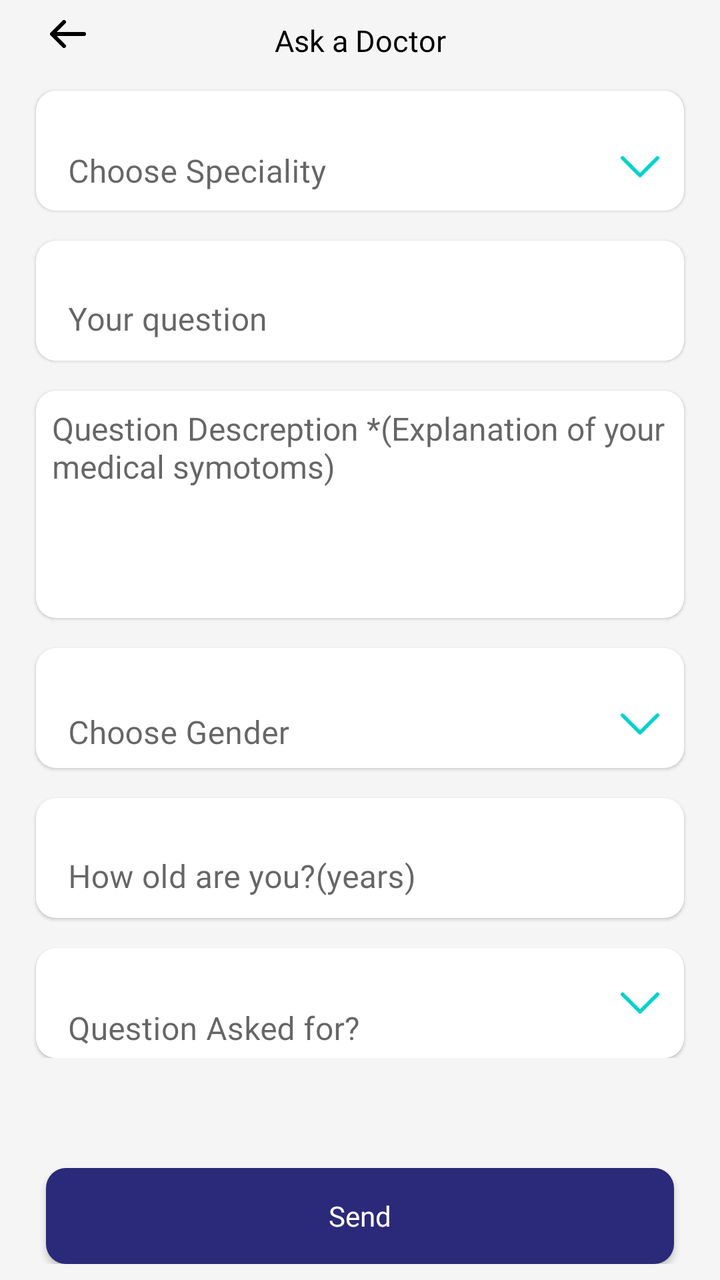
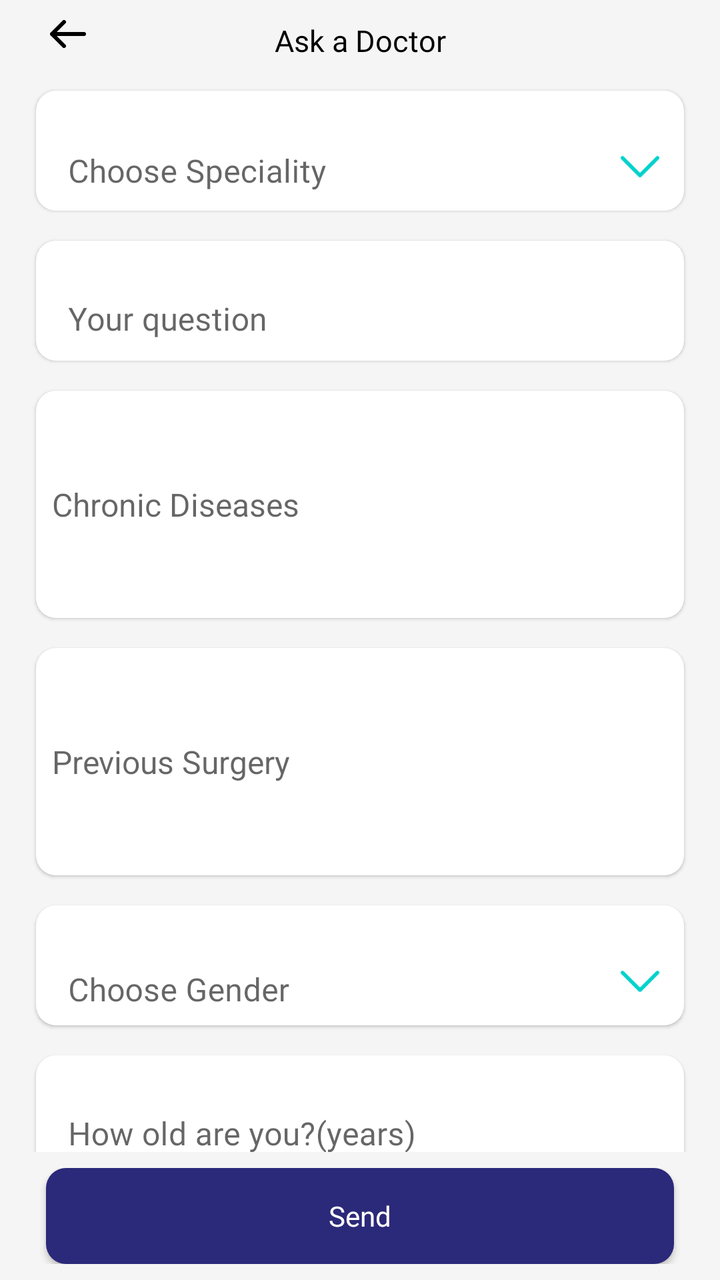

The first picture is an Android layout as it rendered before a commit; the second is the same layout after the commit. The layout source and the unified diff follow.
<!-- AndroidManifest.xml: application theme Theme.NewDesign -->
<!-- res/layout/ask_doctor_fragment.xml -->
<?xml version="1.0" encoding="utf-8"?>
<androidx.constraintlayout.widget.ConstraintLayout
        xmlns:android="http://schemas.android.com/apk/res/android"
        xmlns:tools="http://schemas.android.com/tools"
        android:layout_width="match_parent"
        android:layout_height="match_parent"
        android:background="@color/bg_color_gray"
        xmlns:app="http://schemas.android.com/apk/res-auto"
        tools:context=".fragment.askdoctor.AskDoctorFragment">

    <com.google.android.material.imageview.ShapeableImageView
            android:id="@+id/iv_arrow"
            android:layout_width="wrap_content"
            android:layout_height="wrap_content"
            android:layout_marginStart="15dp"
            android:adjustViewBounds="true"
            android:padding="10dp"
            android:layout_marginTop="@dimen/_5sdp"
            android:src="@drawable/ic_arrowleft"
            app:layout_constraintStart_toStartOf="parent"
            app:layout_constraintTop_toTopOf="parent"/>
    <androidx.appcompat.widget.AppCompatTextView
            android:id="@+id/tv_askDoctor"
            android:layout_width="wrap_content"
            android:layout_height="wrap_content"
            android:layout_marginTop="10dp"
            android:fontFamily="@font/avenirltstd_black"
            android:text="@string/askdoctor"
            android:textColor="@color/black"
            android:textSize="15sp"
            app:layout_constraintStart_toStartOf="parent"
            app:layout_constraintEnd_toEndOf="parent"
            app:layout_constraintTop_toTopOf="parent"/>

    <androidx.core.widget.NestedScrollView
            android:id="@+id/all_layout"
            android:layout_width="match_parent"
            android:layout_height="0dp"
            android:layout_marginBottom="@dimen/_5sdp"
            app:layout_constraintBottom_toTopOf="@+id/layout"
            app:layout_constraintEnd_toEndOf="parent"
            app:layout_constraintStart_toStartOf="parent"
            app:layout_constraintTop_toBottomOf="@+id/tv_askDoctor">

        <androidx.constraintlayout.widget.ConstraintLayout
                android:layout_width="match_parent"
                android:layout_height="match_parent"
                android:padding="3dp"
                android:layout_marginBottom="@dimen/_5sdp"
        >
            <androidx.appcompat.widget.AppCompatButton
                    android:id="@+id/btn_layout_Choose_Specialization"
                    android:layout_width="0dp"
                    android:layout_height="0dp"
                    android:background="@android:color/transparent"
                    app:layout_constraintEnd_toEndOf="@+id/layout_Choose_Specialization"
                    app:layout_constraintStart_toStartOf="@+id/layout_Choose_Specialization"
                    app:layout_constraintTop_toTopOf="@+id/layout_Choose_Specialization"
                    app:layout_constraintBottom_toBottomOf="@+id/layout_Choose_Specialization"
            />

            <androidx.constraintlayout.widget.ConstraintLayout
                    android:id="@+id/layout_Choose_Specialization"
                    android:layout_width="match_parent"
                    android:layout_height="wrap_content"
                    android:layout_marginStart="15dp"
                    android:layout_marginTop="12dp"
                    android:layout_marginEnd="15dp"
                    android:background="@drawable/bg_edittext"
                    android:elevation="1dp"
                    app:layout_constraintEnd_toEndOf="parent"
                    app:layout_constraintStart_toStartOf="parent"
                    app:layout_constraintTop_toTopOf="parent"

            >

                <androidx.appcompat.widget.AppCompatImageView
                        android:id="@+id/iv_arrowdown"
                        android:layout_width="20dp"
                        android:layout_height="20dp"
                        android:layout_gravity="center_horizontal"
                        android:layout_marginEnd="12dp"
                        android:layout_marginBottom="12dp"
                        android:gravity="start"
                        android:src="@drawable/ic_arrowdwon"
                        app:layout_constraintBottom_toBottomOf="parent"
                        app:layout_constraintEnd_toEndOf="parent"/>

                <com.google.android.material.textfield.TextInputLayout
                        android:id="@+id/textinput_Specialization"
                        style="@style/Widget.MaterialComponents.TextInputLayout.OutlinedBox"
                        android:layout_width="match_parent"
                        android:layout_height="55dp"
                        android:layout_marginEnd="25dp"
                        android:layout_marginBottom="5dp"
                        android:hint="@string/choose_specialization"
                        android:paddingTop="2dp"
                        app:boxBackgroundColor="@color/white"
                        app:boxBackgroundMode="none"
                        app:layout_constraintBottom_toBottomOf="parent"
                        app:layout_constraintEnd_toEndOf="parent"
                        app:layout_constraintStart_toStartOf="parent"
                        app:layout_constraintTop_toTopOf="parent">

                    <com.google.android.material.textfield.TextInputEditText
                            android:id="@+id/et_Specialization"
                            android:layout_width="match_parent"
                            android:layout_height="55dp"
                            android:layout_gravity="center_horizontal"
                            android:fontFamily="@font/avenirltstd_roman"
                            android:inputType="text"
                            android:enabled="false"
                            android:textColor="@color/black"
                            android:textSize="16sp"/>

                </com.google.android.material.textfield.TextInputLayout>


            </androidx.constraintlayout.widget.ConstraintLayout>
            <androidx.appcompat.widget.AppCompatTextView
                    android:id="@+id/tv_specError"
                    android:layout_width="wrap_content"
                    android:layout_height="wrap_content"
                    android:layout_marginStart="15dp"
                    android:layout_marginTop="7dp"
                    android:layout_marginBottom="8dp"
                    android:fontFamily="@font/avenirltstd_roman"
                    android:gravity="center"
                    android:padding="2dp"
                    android:text="@string/required"
                    android:textColor="@color/red"
                    android:textSize="12sp"
                    android:visibility="gone"
                    app:layout_constraintBottom_toTopOf="@+id/textinput_Question"
                    app:layout_constraintStart_toStartOf="parent"
                    app:layout_constraintTop_toBottomOf="@+id/layout_Choose_Specialization"/>

            <com.google.android.material.textfield.TextInputLayout
                    android:id="@+id/textinput_Question"
                    style="@style/Widget.MaterialComponents.TextInputLayout.OutlinedBox"
                    android:layout_width="match_parent"
                    android:layout_height="60dp"
                    android:layout_margin="15dp"
                    android:background="@drawable/bg_edittext"
                    android:elevation="1dp"
                    android:paddingTop="2dp"
                    app:boxBackgroundMode="none"
                    app:layout_constraintEnd_toEndOf="parent"
                    app:layout_constraintStart_toStartOf="parent"
                    app:layout_constraintTop_toBottomOf="@+id/layout_Choose_Specialization">

                <com.google.android.material.textfield.TextInputEditText
                        android:id="@+id/et_Question"
                        android:layout_width="match_parent"
                        android:layout_height="60dp"
                        android:layout_gravity="center_horizontal"
                        android:fontFamily="@font/avenirltstd_roman"
                        android:gravity="start"
                        android:hint="@string/your_question"
                        android:imeOptions="actionNext"
                        android:importantForAutofill="no"
                        android:inputType="text"
                        android:textColor="@color/black"
                        android:textSize="16sp"/>

            </com.google.android.material.textfield.TextInputLayout>
            <androidx.appcompat.widget.AppCompatTextView
                    android:id="@+id/tv_questionError"
                    android:layout_width="wrap_content"
                    android:layout_height="wrap_content"
                    android:layout_marginStart="15dp"
                    android:layout_marginTop="7dp"
                    android:layout_marginBottom="8dp"
                    android:fontFamily="@font/avenirltstd_roman"
                    android:gravity="center"
                    android:padding="2dp"
                    android:text="@string/required"
                    android:textColor="@color/red"
                    android:textSize="12sp"
                    android:visibility="gone"
                    app:layout_constraintBottom_toTopOf="@+id/textinput_QuestionDetails"
                    app:layout_constraintStart_toStartOf="parent"
                    app:layout_constraintTop_toBottomOf="@+id/textinput_Question"/>

            
            
            
            
            
            
            
            
            
            
            
            
            

            <androidx.appcompat.widget.AppCompatEditText
                    android:id="@+id/textinput_QuestionDetails"
                    android:padding="8dp"
                    android:minLines="5"
                    android:singleLine="false"
                    android:lines="6"
                    android:scrollbars="vertical"
                    android:background="@drawable/bg_edittext"
                    android:layout_width="0dp"
                    android:layout_height="wrap_content"
                    android:layout_margin="15dp"
                    android:autofillHints=""
                    android:elevation="1dp"
                    android:textSize="16sp"
                    android:importantForAutofill="no"
                    android:imeOptions="actionNext"
                    android:hint="@string/question_descreption_explanation_of_your_medical_symotoms"
                    android:gravity="start|top"
                    android:inputType="textMultiLine"
                    app:layout_constraintStart_toStartOf="parent"
                    app:layout_constraintEnd_toEndOf="parent"
                    app:layout_constraintTop_toBottomOf="@+id/textinput_Question"
            />
            <androidx.appcompat.widget.AppCompatTextView
                    android:id="@+id/tv_questionDetailsError"
                    android:layout_width="wrap_content"
                    android:layout_height="wrap_content"
                    android:layout_marginStart="15dp"
                    android:layout_marginTop="7dp"
                    android:layout_marginBottom="8dp"
                    android:fontFamily="@font/avenirltstd_roman"
                    android:gravity="center"
                    android:padding="2dp"
                    android:text="@string/required"
                    android:textColor="@color/red"
                    android:textSize="12sp"
                    android:visibility="gone"
                    app:layout_constraintBottom_toTopOf="@+id/layout_Choose_Gender"
                    app:layout_constraintStart_toStartOf="parent"
                    app:layout_constraintTop_toBottomOf="@+id/textinput_QuestionDetails"/>

            

            
            
            
            
            
            
            
            
            
            
            
            
            
            
            
            
            
            
            
            
            


            <com.google.android.material.textfield.TextInputLayout
                    android:id="@+id/textinput_Age"
                    style="@style/Widget.MaterialComponents.TextInputLayout.OutlinedBox"
                    android:layout_width="match_parent"
                    android:layout_height="60dp"
                    android:layout_margin="15dp"
                    android:background="@drawable/bg_edittext"
                    android:elevation="1dp"
                    android:paddingTop="2dp"
                    app:boxBackgroundMode="none"
                    app:layout_constraintEnd_toEndOf="parent"
                    app:layout_constraintStart_toStartOf="parent"
                    app:layout_constraintTop_toBottomOf="@+id/layout_Choose_Gender">

                <com.google.android.material.textfield.TextInputEditText
                        android:id="@+id/et_Age"
                        android:layout_width="match_parent"
                        android:layout_height="60dp"
                        android:layout_gravity="center_horizontal"
                        android:fontFamily="@font/avenirltstd_roman"
                        android:gravity="start"
                        android:hint="@string/age"
                        android:imeOptions="actionNext"
                        android:importantForAutofill="no"
                        android:inputType="number"
                        android:textColor="@color/black"
                        android:textSize="16sp"/>

            </com.google.android.material.textfield.TextInputLayout>
            <androidx.appcompat.widget.AppCompatTextView
                    android:id="@+id/tv_ageError"
                    android:layout_width="wrap_content"
                    android:layout_height="wrap_content"
                    android:layout_marginStart="15dp"
                    android:layout_marginTop="7dp"
                    android:layout_marginBottom="8dp"
                    android:fontFamily="@font/avenirltstd_roman"
                    android:gravity="center"
                    android:padding="2dp"
                    android:text="@string/required"
                    android:textColor="@color/red"
                    android:textSize="12sp"
                    android:visibility="gone"
                    app:layout_constraintBottom_toTopOf="@+id/textinput_Age"
                    app:layout_constraintStart_toStartOf="parent"
                    app:layout_constraintTop_toBottomOf="@+id/layout_Choose_Gender"/>
            <androidx.constraintlayout.widget.ConstraintLayout
                    android:id="@+id/layout_Choose_Gender"
                    android:layout_width="match_parent"
                    android:layout_height="wrap_content"
                    android:layout_marginStart="15dp"
                    android:layout_marginTop="15dp"
                    android:layout_marginEnd="15dp"
                    android:layout_marginBottom="10dp"
                    android:background="@drawable/bg_edittext"
                    android:elevation="1dp"
                    app:layout_constraintEnd_toEndOf="parent"
                    app:layout_constraintStart_toStartOf="parent"
                    app:layout_constraintTop_toBottomOf="@+id/textinput_QuestionDetails">

                <androidx.appcompat.widget.AppCompatImageView
                        android:id="@+id/iv_arrowdownChoose_Gender"
                        android:layout_width="20dp"
                        android:layout_height="20dp"
                        android:layout_gravity="center_horizontal"
                        android:layout_marginEnd="12dp"
                        android:layout_marginBottom="12dp"
                        android:gravity="start"
                        android:src="@drawable/ic_arrowdwon"
                        app:layout_constraintBottom_toBottomOf="parent"
                        app:layout_constraintEnd_toEndOf="parent"/>

                <com.google.android.material.textfield.TextInputLayout
                        android:id="@+id/textinput_Choose_Gender"
                        style="@style/Widget.MaterialComponents.TextInputLayout.OutlinedBox"
                        android:layout_width="match_parent"
                        android:layout_height="55dp"
                        android:layout_marginEnd="25dp"
                        android:layout_marginBottom="5dp"
                        android:hint="@string/choose_gender"
                        android:paddingTop="4dp"
                        app:boxBackgroundColor="@color/white"
                        app:boxBackgroundMode="none"
                        app:layout_constraintBottom_toBottomOf="parent"
                        app:layout_constraintEnd_toEndOf="parent"
                        app:layout_constraintStart_toStartOf="parent"
                        app:layout_constraintTop_toTopOf="parent">

                    <com.google.android.material.textfield.TextInputEditText
                            android:id="@+id/et_Choose_Gender"
                            android:layout_width="match_parent"
                            android:layout_height="55dp"
                            android:layout_gravity="center_horizontal"
                            android:fontFamily="@font/avenirltstd_roman"
                            android:inputType="text"
                            android:enabled="false"
                            android:textColor="@color/black"
                            android:textSize="16sp"/>

                </com.google.android.material.textfield.TextInputLayout>

            </androidx.constraintlayout.widget.ConstraintLayout>
            <androidx.appcompat.widget.AppCompatButton
                    android:id="@+id/btn_layout_Choose_Gender"
                    android:layout_width="0dp"
                    android:layout_height="0dp"
                    android:background="@android:color/transparent"
                    app:layout_constraintEnd_toEndOf="@+id/layout_Choose_Gender"
                    app:layout_constraintStart_toStartOf="@+id/layout_Choose_Gender"
                    app:layout_constraintTop_toTopOf="@+id/layout_Choose_Gender"
                    app:layout_constraintBottom_toBottomOf="@+id/layout_Choose_Gender"
            />
            <androidx.appcompat.widget.AppCompatTextView
                    android:id="@+id/tv_genderError"
                    android:layout_width="wrap_content"
                    android:layout_height="wrap_content"
                    android:layout_marginStart="15dp"
                    android:layout_marginTop="7dp"
                    android:layout_marginBottom="8dp"
                    android:fontFamily="@font/avenirltstd_roman"
                    android:gravity="center"
                    android:padding="2dp"
                    android:text="@string/required"
                    android:textColor="@color/red"
                    android:textSize="12sp"
                    android:visibility="gone"
                    app:layout_constraintBottom_toTopOf="@+id/layout_Choose_me"
                    app:layout_constraintStart_toStartOf="parent"
                    app:layout_constraintTop_toBottomOf="@+id/textinput_Age"/>


            <androidx.appcompat.widget.AppCompatButton
                    android:id="@+id/btn_layoutChoose_me"
                    android:layout_width="0dp"
                    android:layout_height="0dp"
                    android:background="@android:color/transparent"
                    app:layout_constraintEnd_toEndOf="@+id/layout_Choose_me"
                    app:layout_constraintStart_toStartOf="@+id/layout_Choose_me"
                    app:layout_constraintTop_toTopOf="@+id/layout_Choose_me"
                    app:layout_constraintBottom_toBottomOf="@+id/layout_Choose_me"
            />

            <androidx.constraintlayout.widget.ConstraintLayout
                    android:id="@+id/layout_Choose_me"
                    android:layout_width="match_parent"
                    android:layout_height="55dp"
                    android:layout_marginStart="15dp"
                    android:layout_marginTop="15dp"
                    android:layout_marginEnd="15dp"
                    android:layout_marginBottom="@dimen/_5sdp"
                    android:background="@drawable/bg_edittext"
                    android:elevation="1dp"
                    app:layout_constraintBottom_toBottomOf="parent"
                    app:layout_constraintEnd_toEndOf="parent"
                    app:layout_constraintStart_toStartOf="parent"
                    app:layout_constraintTop_toBottomOf="@+id/textinput_Age">
                <androidx.appcompat.widget.AppCompatImageView
                        android:id="@+id/iv_arrowdownChoose_me"
                        android:layout_width="20dp"
                        android:layout_height="0dp"
                        android:layout_gravity="center_horizontal"
                        android:layout_marginEnd="12dp"
                        android:gravity="start"
                        android:src="@drawable/ic_arrowdwon"
                        app:layout_constraintTop_toTopOf="parent"
                        app:layout_constraintBottom_toBottomOf="parent"
                        app:layout_constraintEnd_toEndOf="parent"/>

                <com.google.android.material.textfield.TextInputLayout
                        android:id="@+id/textinput_Choose_me"
                        style="@style/Widget.MaterialComponents.TextInputLayout.OutlinedBox"
                        android:layout_width="match_parent"
                        android:layout_height="55dp"
                        android:layout_marginEnd="25dp"
                        android:layout_marginBottom="5dp"
                        android:hint="@string/questionanswer"
                        android:paddingTop="4dp"
                        app:boxBackgroundColor="@color/white"
                        app:boxBackgroundMode="none"
                        app:layout_constraintBottom_toBottomOf="parent"
                        app:layout_constraintEnd_toEndOf="parent"
                        app:layout_constraintStart_toStartOf="parent"
                        app:layout_constraintTop_toTopOf="parent">

                    <com.google.android.material.textfield.TextInputEditText
                            android:id="@+id/et_Choose_me"
                            android:layout_width="match_parent"
                            android:layout_height="55dp"
                            android:layout_gravity="center_horizontal"
                            android:fontFamily="@font/avenirltstd_roman"
                            android:inputType="text"
                            android:enabled="false"
                            android:textColor="@color/black"
                            android:textSize="16sp"/>

                </com.google.android.material.textfield.TextInputLayout>

            </androidx.constraintlayout.widget.ConstraintLayout>

            <androidx.appcompat.widget.AppCompatTextView
                    android:id="@+id/tv_patientError"
                    android:layout_width="wrap_content"
                    android:layout_height="wrap_content"
                    android:layout_marginStart="15dp"
                    android:layout_marginBottom="8dp"
                    android:fontFamily="@font/avenirltstd_roman"
                    android:gravity="center"
                    android:padding="2dp"
                    android:text="@string/required"
                    android:textColor="@color/red"
                    android:textSize="12sp"
                    android:visibility="gone"
                    app:layout_constraintBottom_toBottomOf="parent"
                    app:layout_constraintStart_toStartOf="parent"
                    app:layout_constraintTop_toBottomOf="@+id/layout_Choose_me"/>


        </androidx.constraintlayout.widget.ConstraintLayout>


    </androidx.core.widget.NestedScrollView>

    <androidx.constraintlayout.widget.ConstraintLayout
            android:id="@+id/layout"
            android:layout_width="match_parent"
            android:layout_height="wrap_content"
            app:layout_constraintEnd_toEndOf="parent"
            app:layout_constraintStart_toStartOf="parent"
            app:layout_constraintBottom_toBottomOf="parent"
            app:layout_constraintTop_toBottomOf="@+id/all_layout"
            app:layout_constraintWidth_percent=".9"
            android:padding="8dp"
    >
        <androidx.appcompat.widget.AppCompatButton
                android:id="@+id/btn_send"
                android:layout_width="0dp"
                android:layout_height="wrap_content"
                android:background="@drawable/bg_chooselang_button"
                android:fontFamily="@font/avenirltstd_black"
                android:padding="5dp"
                android:text="@string/send"
                android:textAllCaps="false"
                android:textColor="@color/white"
                android:textSize="14sp"
                android:layout_marginStart="15dp"
                android:layout_marginEnd="15dp"
                app:layout_constraintEnd_toEndOf="parent"
                app:layout_constraintStart_toStartOf="parent"
                app:layout_constraintTop_toTopOf="parent"

        />
    </androidx.constraintlayout.widget.ConstraintLayout>
    <ProgressBar
            android:id="@+id/progress_barInfo"
            android:layout_width="35dp"
            android:layout_height="35dp"
            android:visibility="gone"
            android:indeterminateTint="@color/white"
            app:layout_constraintBottom_toBottomOf="@+id/layout"
            app:layout_constraintEnd_toEndOf="@+id/layout"
            app:layout_constraintStart_toStartOf="@+id/layout"
            app:layout_constraintTop_toTopOf="@+id/layout"/>
</androidx.constraintlayout.widget.ConstraintLayout>
<!-- resources referenced by this layout -->
<resources>
  <color name="bg_color_gray">#F5F5F5</color>
  <color name="black">#FF000000</color>
  <color name="red">#F60707</color>
  <color name="white">#FFFFFFFF</color>
  <!-- drawable bg_chooselang_button (drawable) -->
  <?xml version="1.0" encoding="utf-8"?>
  <shape xmlns:android="http://schemas.android.com/apk/res/android"
      android:shape="rectangle"
      >
  
      <corners android:radius="10dp"/>
      <solid android:color="@color/blue"/>
  
  
  </shape>
  <!-- drawable bg_edittext (drawable) -->
  <?xml version="1.0" encoding="utf-8"?>
  <shape xmlns:android="http://schemas.android.com/apk/res/android"
      android:shape="rectangle"
      >
  
      <solid android:color="@color/white"/>
      <corners android:radius="10dp"/>
  </shape>
  <!-- drawable ic_arrowdwon (drawable) -->
  <vector xmlns:android="http://schemas.android.com/apk/res/android"
      android:width="16dp"
      android:height="10dp"
      android:viewportWidth="16"
      android:viewportHeight="10">
    <path
        android:pathData="M0.47,0.97C0.736,0.703 1.153,0.679 1.446,0.897L1.53,0.97L8,7.439L14.47,0.97C14.736,0.703 15.153,0.679 15.446,0.897L15.53,0.97C15.797,1.236 15.821,1.653 15.603,1.946L15.53,2.03L8.53,9.03C8.264,9.297 7.847,9.321 7.554,9.103L7.47,9.03L0.47,2.03C0.177,1.737 0.177,1.263 0.47,0.97Z"
        android:fillColor="#00D2CB"/>
  </vector>
  <!-- drawable ic_arrowleft (drawable) -->
  <vector android:autoMirrored="true" android:height="14dp"
      android:viewportHeight="14" android:viewportWidth="18"
      android:width="18dp" xmlns:android="http://schemas.android.com/apk/res/android">
      <path android:fillColor="#00000000"
          android:pathData="M17,7H1M1,7L7,13M1,7L7,1"
          android:strokeColor="#000000" android:strokeLineCap="round"
          android:strokeLineJoin="round" android:strokeWidth="2"/>
  </vector>
  <string name="age">How old are you?(years)</string>
  <string name="askdoctor">Ask a Doctor</string>
  <string name="choose_gender">Choose Gender</string>
  <string name="choose_specialization">Choose Speciality</string>
  <string name="question_descreption_explanation_of_your_medical_symotoms">Question Descreption *(Explanation of your
          medical symotoms)
      </string>
  <string name="questionanswer">Question Asked for?</string>
  <string name="required">" required *"</string>
  <string name="send">Send</string>
  <string name="your_question">Your question</string>
  <style name="Theme.NewDesign" parent="Theme.MaterialComponents.Light.NoActionBar">
          
          <item name="colorPrimary">@color/purple_500</item>
          <item name="colorPrimaryVariant">@color/purple_700</item>
          <item name="colorOnPrimary">@color/white</item>
          
          <item name="colorSecondary">#0639BA</item>
          <item name="colorSecondaryVariant">@color/teal_700</item>
          <item name="colorOnSecondary">@color/black</item>
          
          <item name="android:statusBarColor">?attr/colorPrimaryVariant</item>
          
      </style>
  <color name="blue">#2B2979</color>
  <color name="purple_500">#AEB3BE</color>
  <color name="purple_700">#FF3700B3</color>
  <color name="teal_700">#FF018786</color>
</resources>

<!-- the commit's change to res/layout/ask_doctor_fragment.xml (unified diff, before → after) -->
@@ -212,13 +212,38 @@
                     android:textSize="16sp"
                     android:importantForAutofill="no"
                     android:imeOptions="actionNext"
-                    android:hint="@string/question_descreption_explanation_of_your_medical_symotoms"
-                    android:gravity="start|top"
+                    android:hint="@string/chronic_diseases"
+                    android:gravity="start|center_vertical"
                     android:inputType="textMultiLine"
                     app:layout_constraintStart_toStartOf="parent"
                     app:layout_constraintEnd_toEndOf="parent"
                     app:layout_constraintTop_toBottomOf="@+id/textinput_Question"
             />
+
+            <androidx.appcompat.widget.AppCompatEditText
+                    android:id="@+id/textinput_surgeryOperations"
+                    android:padding="8dp"
+                    android:minLines="5"
+                    android:singleLine="false"
+                    android:lines="6"
+                    android:scrollbars="vertical"
+                    android:background="@drawable/bg_edittext"
+                    android:layout_width="0dp"
+                    android:layout_height="wrap_content"
+                    android:layout_margin="15dp"
+                    android:autofillHints=""
+                    android:elevation="1dp"
+                    android:textSize="16sp"
+                    android:importantForAutofill="no"
+                    android:imeOptions="actionNext"
+                    android:hint="@string/prevSurgery"
+                    android:gravity="start|center_vertical"
+                    android:inputType="textMultiLine"
+                    app:layout_constraintStart_toStartOf="parent"
+                    app:layout_constraintEnd_toEndOf="parent"
+                    app:layout_constraintTop_toBottomOf="@+id/textinput_QuestionDetails"
+                    />
+
             <androidx.appcompat.widget.AppCompatTextView
                     android:id="@+id/tv_questionDetailsError"
                     android:layout_width="wrap_content"
@@ -320,7 +345,7 @@
                     android:elevation="1dp"
                     app:layout_constraintEnd_toEndOf="parent"
                     app:layout_constraintStart_toStartOf="parent"
-                    app:layout_constraintTop_toBottomOf="@+id/textinput_QuestionDetails">
+                    app:layout_constraintTop_toBottomOf="@+id/textinput_surgeryOperations">
 
                 <androidx.appcompat.widget.AppCompatImageView
                         android:id="@+id/iv_arrowdownChoose_Gender"
<!-- resource entries referenced after the edit -->
@@ -47,9 +47,8 @@
   <string name="askdoctor">Ask a Doctor</string>
   <string name="choose_gender">Choose Gender</string>
   <string name="choose_specialization">Choose Speciality</string>
-  <string name="question_descreption_explanation_of_your_medical_symotoms">Question Descreption *(Explanation of your
-          medical symotoms)
-      </string>
+  <string name="chronic_diseases">Chronic Diseases</string>
+  <string name="prevSurgery">Previous Surgery</string>
   <string name="questionanswer">Question Asked for?</string>
   <string name="required">" required *"</string>
   <string name="send">Send</string>
